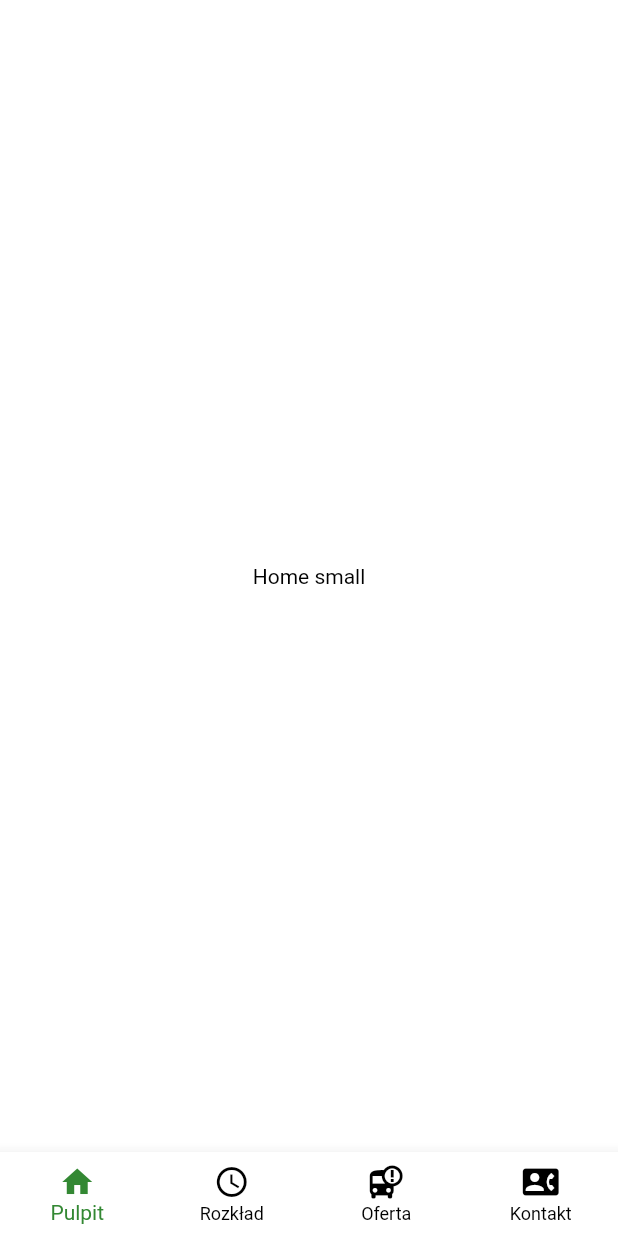
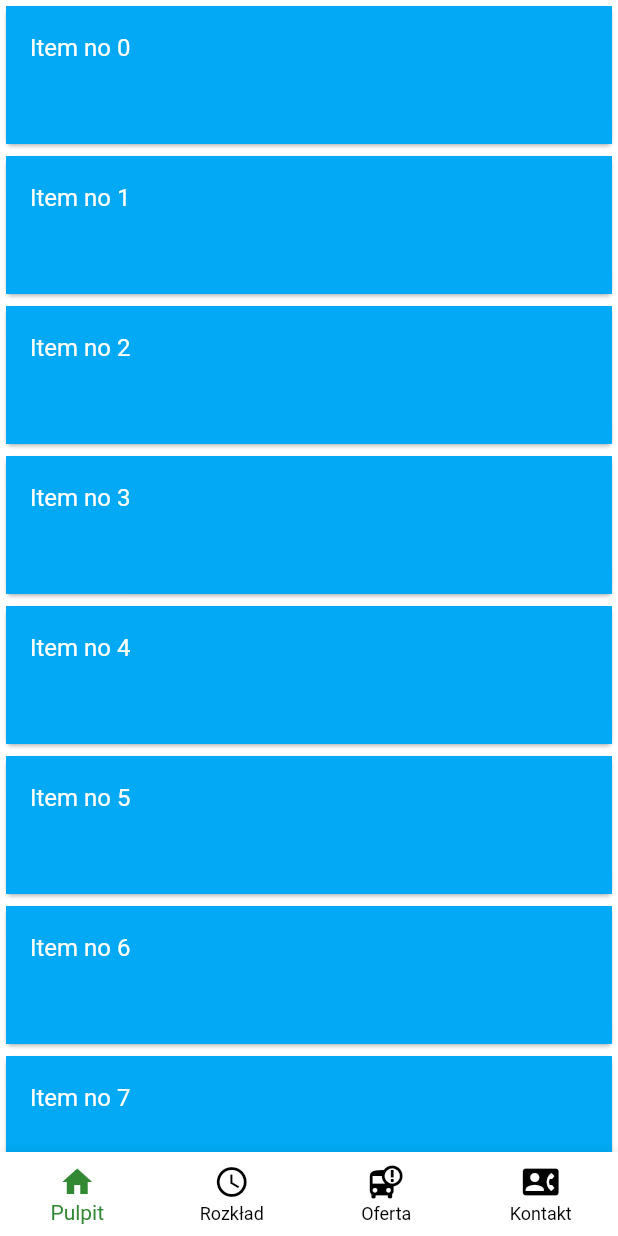
Before and after one commit to krzysiekdz/flutterlearn, a Flutter app: the AdminScaffold_SM screen opened directly, on a phone screen of 412 x 824 dp. Run offline on Flutter 3.47's test engine with Material 2 defaults, Android fonts, the phone set to English and light mode, and no system bars; our stand-ins replace url_strategy.

Commit message:
admin panel work

```diff
--- a/lib/bus_app/config/routes.dart
+++ b/lib/bus_app/config/routes.dart
@@ -50,15 +50,15 @@ class PageRoutes {
 class AdminRoutes {
 
   static final RouteData home =
-    RouteData(path: UrlNames.admin, builder: (p) => AdminHome(screenSize: p.screenSize), index: 0, captionShort: 'Pulpit', icon: Icons.home);
+    RouteData(path: UrlNames.admin, builder: (p) => AdminHome(screenSize: p.screenSize, key: p.key), index: 0, captionShort: 'Pulpit', icon: Icons.home);
   static final RouteData offer =
-    RouteData(path: UrlNames.admin + UrlNames.offer, builder: (p) => AdminOffer(screenSize: p.screenSize), index: 2, captionShort: 'Oferta', icon: Icons.bus_alert);
+    RouteData(path: UrlNames.admin + UrlNames.offer, builder: (p) => AdminOffer(screenSize: p.screenSize, key: p.key), index: 2, captionShort: 'Oferta', icon: Icons.bus_alert);
   static final RouteData schedule =
-    RouteData(path: UrlNames.admin + UrlNames.schedule, builder: (p)=> AdminSchedule(screenSize: p.screenSize), index: 1, captionShort: 'Rozkład', icon: Icons.schedule);
+    RouteData(path: UrlNames.admin + UrlNames.schedule, builder: (p)=> AdminSchedule(screenSize: p.screenSize, key: p.key), index: 1, captionShort: 'Rozkład', icon: Icons.schedule);
 //  static final RouteData news =
 //    RouteData(path: UrlNames.admin + UrlNames.news, builder: (p) => AdminNews(params: p), index: 1, captionShort: 'Aktualności', icon: Icons.newspaper);
   static final RouteData contact =
-    RouteData(path: UrlNames.admin + UrlNames.contact, builder: (p) => AdminContact(screenSize: p.screenSize), index: 3, captionShort: 'Kontakt', icon: Icons.contact_phone);
+    RouteData(path: UrlNames.admin + UrlNames.contact, builder: (p) => AdminContact(screenSize: p.screenSize, key: p.key), index: 3, captionShort: 'Kontakt', icon: Icons.contact_phone);
 
 
   static final List<RouteData> all = [ home, contact, offer, schedule ]
--- a/lib/bus_app/ui/admin/admin_scaffold/admin_main.dart
+++ b/lib/bus_app/ui/admin/admin_scaffold/admin_main.dart
@@ -36,7 +36,6 @@ class _AdminState extends State<AdminMain> {
 
     ScreenSize size = resolveScreenSize(context);
 
-    //przypomnic sobie change notifier oraz provider
     Widget page;
     if(isLogged) {
       //uwaga: po przejsciu pomiedzy SM - XL stany wewnętrzne sie wyczyszczą
--- a/lib/bus_app/ui/admin/admin_scaffold/admin_scaffold_sm.dart
+++ b/lib/bus_app/ui/admin/admin_scaffold/admin_scaffold_sm.dart
@@ -22,7 +22,7 @@ class AdminScaffold_SM extends StatefulWidget {
 class _AdminSM_State extends State<AdminScaffold_SM> {
 
   int selectedTab = 0;
-  //zrobic bez uzycia page view - zobaczyc w jaki sposob samemu uzyskam mechanizm zakladek
+  final PageStorageBucket _bucket = PageStorageBucket();
 
   @override
   void initState() {
@@ -48,15 +48,20 @@ class _AdminSM_State extends State<AdminScaffold_SM> {
 
   Widget _buildBody() {
     return SafeArea(
-        child: getViewForTab()
+        child: PageStorage(
+            bucket: _bucket,
+            child: getViewForTab()
+        )
     );
   }
-
+  //zaczac od - zapisywanie stanu i odczytwanie poprzez read/write w konkretnych widgetach
+  //sprawdzci czy zapamietuje sie scroll
   Widget getViewForTab() {
     RouteData newRoute = getRouteDataByIndex(selectedTab, AdminRoutes.all);
     return newRoute.builder(WebPageParams(
         screenSize: ScreenSize.sm,
-        routeUrl: RouteUrl(url: UrlNames.admin, routeData: AdminRoutes.home)
+        routeUrl: RouteUrl(url: UrlNames.admin, routeData: AdminRoutes.home),//nieistotne
+        key: PageStorageKey<int>(selectedTab),
     ));
   }
 
--- a/lib/bus_app/ui/admin/home/admin_home.dart
+++ b/lib/bus_app/ui/admin/home/admin_home.dart
@@ -16,10 +16,16 @@ class AdminHome extends StatefulWidget {
 
 class _AdminHomeState extends State<AdminHome> {
 
+  late final List<int> data;
+  int len = 100;
+
   @override
   void initState() {
     super.initState();
     print('AdminHome: initState()');
+
+    data = List.filled(len, 0);
+    for(int i = 0; i < len; i++) { data[i] = i; }
   }
 
   @override
@@ -27,8 +33,24 @@ class _AdminHomeState extends State<AdminHome> {
     print('AdminHome: build()');
 
     Widget page;
-    if(widget.screenSize == ScreenSize.sm) { page = Center(child: Text('Home small'),); }
-    else { page = Center(child: Text('Home LARGE'),); }
+//    if(widget.screenSize == ScreenSize.sm) { page = Center(child: Text('Home small'),); }
+//    else { page = Center(child: Text('Home LARGE'),); }
+
+    //przecwiczyc jak tworzyc ListTiles na rozne sposoby, a potem zrobic list tiles dla home news
+    page = ListView.builder(
+        itemCount: len,
+        itemExtent: 100,
+        itemBuilder: (context, i) {
+          print('ListTile $i');
+          return Card(
+              child: ListTile(
+                title: Text('Item no $i'),
+                tileColor: Colors.lightBlue,
+                textColor: Colors.white,
+              )
+          );
+        }
+    );
 
     return page;
 
--- a/lib/bus_app/ui/admin/schedule/admin_schedule.dart
+++ b/lib/bus_app/ui/admin/schedule/admin_schedule.dart
@@ -10,8 +10,8 @@ class AdminSchedule extends StatefulWidget {
 
   const AdminSchedule({required this.screenSize, super.key});
 
-@override
-State<StatefulWidget> createState() => _AdminScheduleState();
+  @override
+  State<StatefulWidget> createState() => _AdminScheduleState();
 }
 
 class _AdminScheduleState extends State<AdminSchedule> with AutomaticKeepAliveClientMixin<AdminSchedule> {
@@ -24,6 +24,7 @@ class _AdminScheduleState extends State<AdminSchedule> with AutomaticKeepAliveCl
 
   @override
   Widget build(BuildContext context) {
+    super.build(context);
     print('AdminSchedule: build()');
 
     Widget page;
--- a/lib/bus_app/ui/core/web_page.dart
+++ b/lib/bus_app/ui/core/web_page.dart
@@ -29,6 +29,7 @@ abstract class WebPageStateful extends StatefulWidget {
 class WebPageParams {
   final ScreenSize screenSize;
   final RouteUrl routeUrl;
+  final Key? key;
 
-  const WebPageParams({ required this.screenSize, required this.routeUrl });
+  const WebPageParams({ required this.screenSize, required this.routeUrl, this.key });
 }
--- a/lib/learn_widgets/widgets.txt
+++ b/lib/learn_widgets/widgets.txt
@@ -9,3 +9,11 @@ https://pub.dev/packages/cross_file
 
 przydatne pakiety
 https://pub.dev/publishers/flutter.dev/packages
+
+https://api.flutter.dev/flutter/widgets/PageStorage-class.html
+
+RenderBox, RenderObject
+
+ListTile
+
+dart draw in canvas
```
